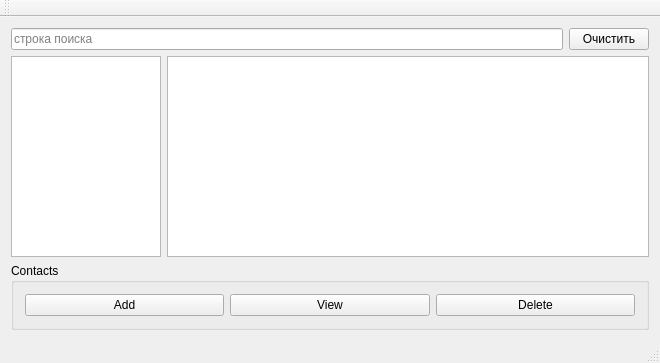
Above: src/mainwindow.ui from PKEv/QontMan before the change. Below: the same form after it.
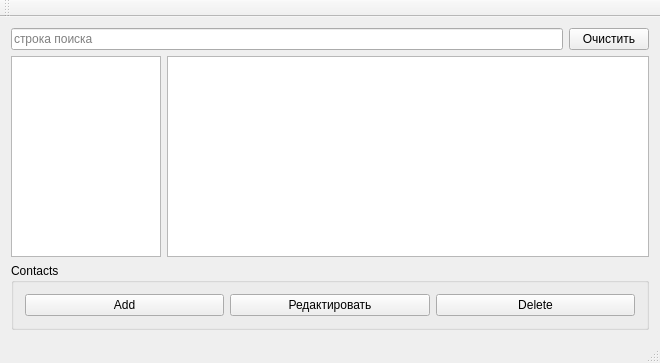
That is the form after the change. Icons and pictures are not drawn.

```diff
--- a/src/mainwindow.ui
+++ b/src/mainwindow.ui
@@ -115,7 +115,7 @@
        <item>
         <widget class="QPushButton" name="ViewButton">
          <property name="text">
-          <string>View</string>
+          <string>Редактировать</string>
          </property>
         </widget>
        </item>
```
